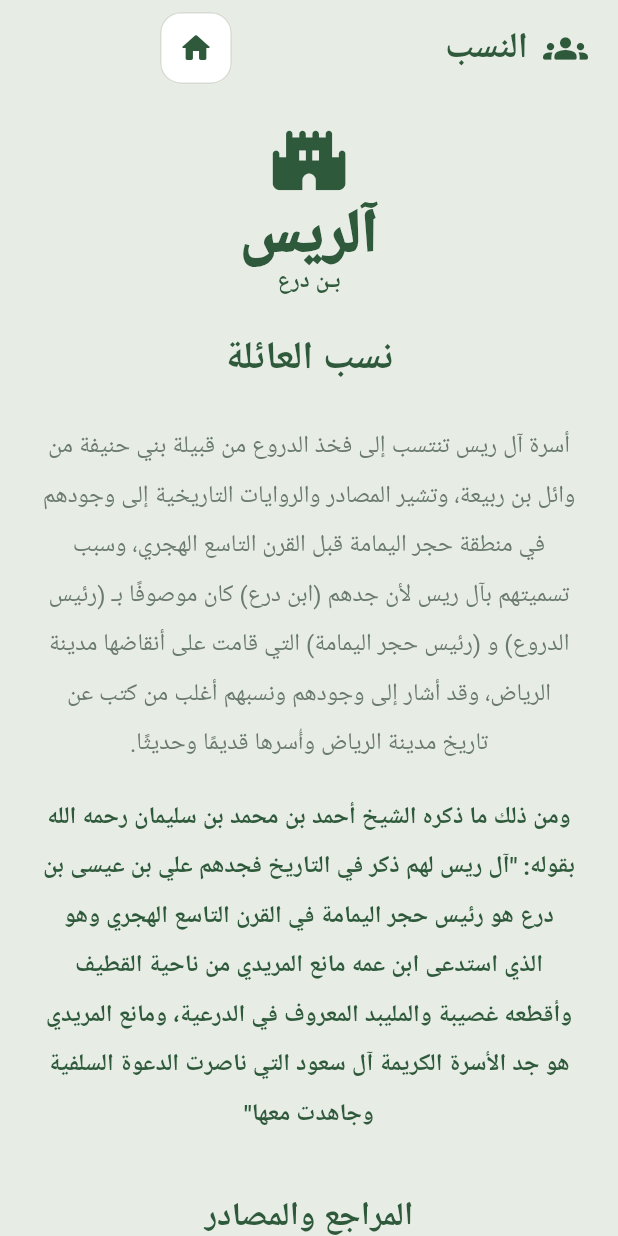
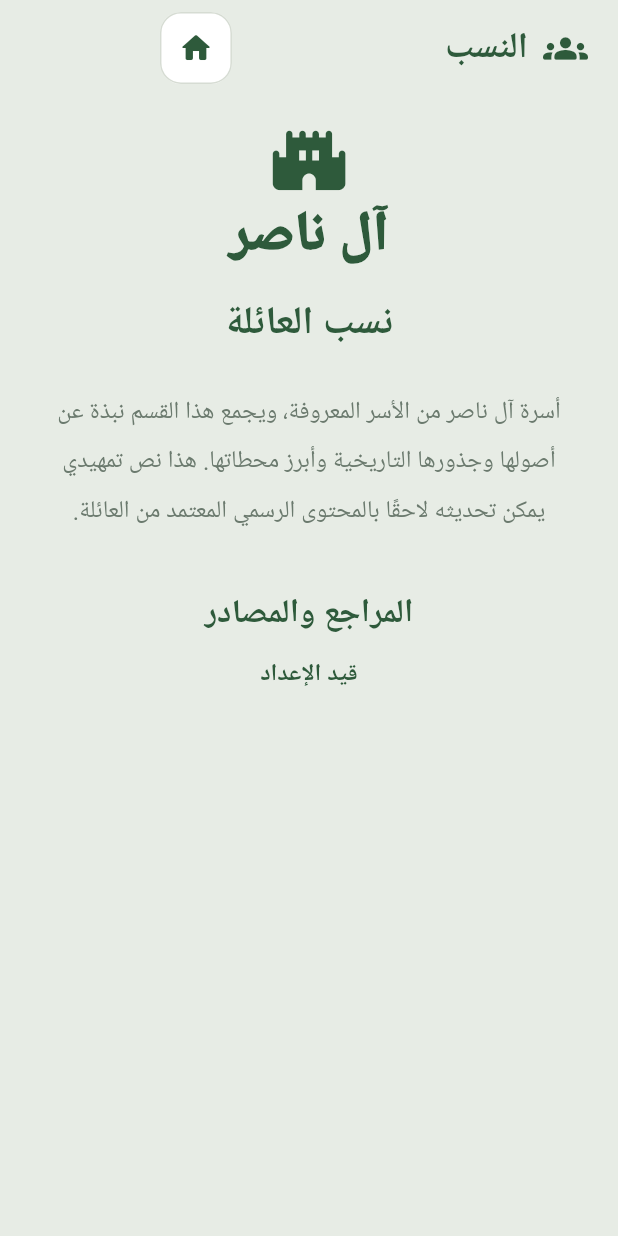
Before and after one commit to F-Alrayes/ALP, a Flutter app: the LineageScreen screen opened directly, on a phone screen of 412 x 824 dp. Run offline on Flutter 3.47's test engine with Material 3 defaults, Android fonts, the phone set to English and light mode, and no system bars; our stand-ins replace google_fonts; Roboto replaces fonts that are missing (Tajawal).

Commit message:
Rebrand family name from آل ريس to آل ناصر
Update the app branding and sample content to the Al Nasser (آل ناصر)
family: logo wordmark, app title, section copy, news items, documents and
about text. Replace the Al-Rayes-specific lineage narrative with a neutral
placeholder for آل ناصر and guard the now-optional lineage quote.

Co-Authored-By: Claude Opus 4.8 <noreply@anthropic.com>
Claude-Session: https://claude.ai/code/session_01HcpLDJad6cF1XffJmXL4YH

```diff
--- a/lib/data/sample_data.dart
+++ b/lib/data/sample_data.dart
@@ -21,12 +21,12 @@ class SampleData {
       id: 'n2',
       title: 'عيد أضحى مبارك',
       date: DateTime(2026, 5, 26),
-      body: 'كل عام وأسرة آل ريس بخير بمناسبة عيد الأضحى المبارك.',
+      body: 'كل عام وأسرة آل ناصر بخير بمناسبة عيد الأضحى المبارك.',
     ),
     NewsItem(
       id: 'n3',
       title:
-          'دعوة عيد الأضحى المبارك 1447 آل ريس (رجال) قاعة هوليدي ان القصر حي '
+          'دعوة عيد الأضحى المبارك 1447 آل ناصر (رجال) قاعة هوليدي ان القصر حي '
           'العليا حياكم الله',
       date: DateTime(2026, 5, 25),
       body:
@@ -114,7 +114,7 @@ class SampleData {
   static const List<LibraryDocument> documents = [
     LibraryDocument(
       id: 'd1',
-      title: 'مخطوطة نسب أسرة آل ريس',
+      title: 'مخطوطة نسب أسرة آل ناصر',
       subtitle: 'وثيقة تاريخية',
     ),
     LibraryDocument(
@@ -127,21 +127,15 @@ class SampleData {
   /// The lineage text shown on the النسب screen.
   static const String lineageTitle = 'نسب العائلة';
 
+  // Placeholder narrative for آل ناصر — replace with the family's official
+  // history and references when available.
   static const String lineageBody =
-      'أسرة آل ريس تنتسب إلى فخذ الدروع من قبيلة بني حنيفة من وائل بن ربيعة، '
-      'وتشير المصادر والروايات التاريخية إلى وجودهم في منطقة حجر اليمامة قبل '
-      'القرن التاسع الهجري، وسبب تسميتهم بآل ريس لأن جدهم (ابن درع) كان موصوفًا '
-      'بـ (رئيس الدروع) و (رئيس حجر اليمامة) التي قامت على أنقاضها مدينة الرياض، '
-      'وقد أشار إلى وجودهم ونسبهم أغلب من كتب عن تاريخ مدينة الرياض وأُسرها قديمًا '
-      'وحديثًا.';
+      'أسرة آل ناصر من الأسر المعروفة، ويجمع هذا القسم نبذة عن أصولها وجذورها '
+      'التاريخية وأبرز محطاتها. هذا نص تمهيدي يمكن تحديثه لاحقًا بالمحتوى '
+      'الرسمي المعتمد من العائلة.';
 
-  static const String lineageQuote =
-      'ومن ذلك ما ذكره الشيخ أحمد بن محمد بن سليمان رحمه الله بقوله: "آل ريس لهم '
-      'ذكر في التاريخ فجدهم علي بن عيسى بن درع هو رئيس حجر اليمامة في القرن '
-      'التاسع الهجري وهو الذي استدعى ابن عمه مانع المريدي من ناحية القطيف '
-      'وأقطعه غصيبة والمليبد المعروف في الدرعية، ومانع المريدي هو جد الأسرة '
-      'الكريمة آل سعود التي ناصرت الدعوة السلفية وجاهدت معها"';
+  static const String lineageQuote = '';
 
   static const String lineageReferenceTitle = 'المراجع والمصادر';
-  static const String lineageReference = 'مجلة العرب الربيعان عام 1418هـ';
+  static const String lineageReference = 'قيد الإعداد';
 }
--- a/lib/main.dart
+++ b/lib/main.dart
@@ -7,14 +7,14 @@ void main() {
   runApp(const AlRayesApp());
 }
 
-/// Root widget for the آل ريس (Al Rayes bin Dar') family app.
+/// Root widget for the آل ناصر (Al Nasser) family app.
 class AlRayesApp extends StatelessWidget {
   const AlRayesApp({super.key});
 
   @override
   Widget build(BuildContext context) {
     return MaterialApp(
-      title: 'آل ريس',
+      title: 'آل ناصر',
       debugShowCheckedModeBanner: false,
       theme: AppTheme.light(),
       // The app is Arabic-first and laid out right-to-left.
--- a/lib/screens/home_screen.dart
+++ b/lib/screens/home_screen.dart
@@ -87,7 +87,7 @@ class HomeScreen extends StatelessWidget {
                         icon: Icons.groups_rounded,
                         onTap: () => _open(context, const LineageScreen()),
                         child: const Text(
-                          'هنا يمكننا ان نتعرف اكثر على عائلة آل ريس وجذورها.',
+                          'هنا يمكننا ان نتعرف اكثر على عائلة آل ناصر وجذورها.',
                           textAlign: TextAlign.right,
                           style: TextStyle(color: AppColors.textSecondary),
                         ),
@@ -136,7 +136,7 @@ class HomeScreen extends StatelessWidget {
       builder: (_) => AlertDialog(
         title: const Text('عن التطبيق', textAlign: TextAlign.right),
         content: const Text(
-          'تطبيق أسرة آل ريس بن درع — يجمع أخبار العائلة، مكتبتها، شخصياتها '
+          'تطبيق أسرة آل ناصر — يجمع أخبار العائلة، مكتبتها، شخصياتها '
           'ونسبها في مكان واحد.',
           textAlign: TextAlign.right,
         ),
--- a/lib/screens/library_screen.dart
+++ b/lib/screens/library_screen.dart
@@ -33,7 +33,7 @@ class LibraryScreen extends StatelessWidget {
                         Opacity(opacity: 0.35, child: AppLogo(size: 96)),
                         SizedBox(height: 12),
                         Text(
-                          'وثائق أسرة آل ريس',
+                          'وثائق أسرة آل ناصر',
                           style: TextStyle(
                             fontSize: 24,
                             fontWeight: FontWeight.w800,
--- a/lib/screens/lineage_screen.dart
+++ b/lib/screens/lineage_screen.dart
@@ -43,6 +43,7 @@ class LineageScreen extends StatelessWidget {
                         color: AppColors.textSecondary,
                       ),
                     ),
+                    if (SampleData.lineageQuote.isNotEmpty) ...[
                       const SizedBox(height: 16),
                       Text(
                         SampleData.lineageQuote,
@@ -54,6 +55,7 @@ class LineageScreen extends StatelessWidget {
                           color: AppColors.primary,
                         ),
                       ),
+                    ],
                     const SizedBox(height: 36),
                     Text(
                       SampleData.lineageReferenceTitle,
--- a/lib/theme/app_theme.dart
+++ b/lib/theme/app_theme.dart
@@ -1,7 +1,7 @@
 import 'package:flutter/material.dart';
 import 'package:google_fonts/google_fonts.dart';
 
-/// Central design system for the آل ريس (Al Rayes) family app.
+/// Central design system for the آل ناصر (Al Nasser) family app.
 ///
 /// Colours are sampled from the reference designs: a deep forest green paired
 /// with a soft sage background and warm beige accents.
--- a/lib/widgets/app_logo.dart
+++ b/lib/widgets/app_logo.dart
@@ -1,11 +1,11 @@
 import 'package:flutter/material.dart';
 import '../theme/app_theme.dart';
 
-/// The آل ريس wordmark.
+/// The آل ناصر wordmark.
 ///
 /// This is a typographic placeholder that mirrors the reference logo — a fort
-/// crown motif above the family name "آلريس" with "بن درع" beneath. Swap in the
-/// official artwork by dropping an asset and using [AppLogo.image].
+/// crown motif above the family name "آل ناصر". Swap in the official artwork by
+/// dropping an asset and using [AppLogo.image].
 class AppLogo extends StatelessWidget {
   const AppLogo({super.key, this.size = 88, this.color = AppColors.primary});
 
@@ -18,23 +18,15 @@ class AppLogo extends StatelessWidget {
       mainAxisSize: MainAxisSize.min,
       children: [
         Icon(Icons.castle_rounded, size: size * 0.55, color: color),
-        SizedBox(height: size * 0.04),
+        SizedBox(height: size * 0.06),
         Text(
-          'آلريس',
+          'آل ناصر',
+          maxLines: 1,
           style: TextStyle(
-            fontSize: size * 0.42,
+            fontSize: size * 0.38,
             fontWeight: FontWeight.w900,
             color: color,
             height: 1.0,
-          ),
-        ),
-        Text(
-          'بـن درع',
-          style: TextStyle(
-            fontSize: size * 0.16,
-            fontWeight: FontWeight.w600,
-            color: color,
-            letterSpacing: 2,
           ),
         ),
       ],
```
Lines whose indentation alone changed are shown as unchanged.
